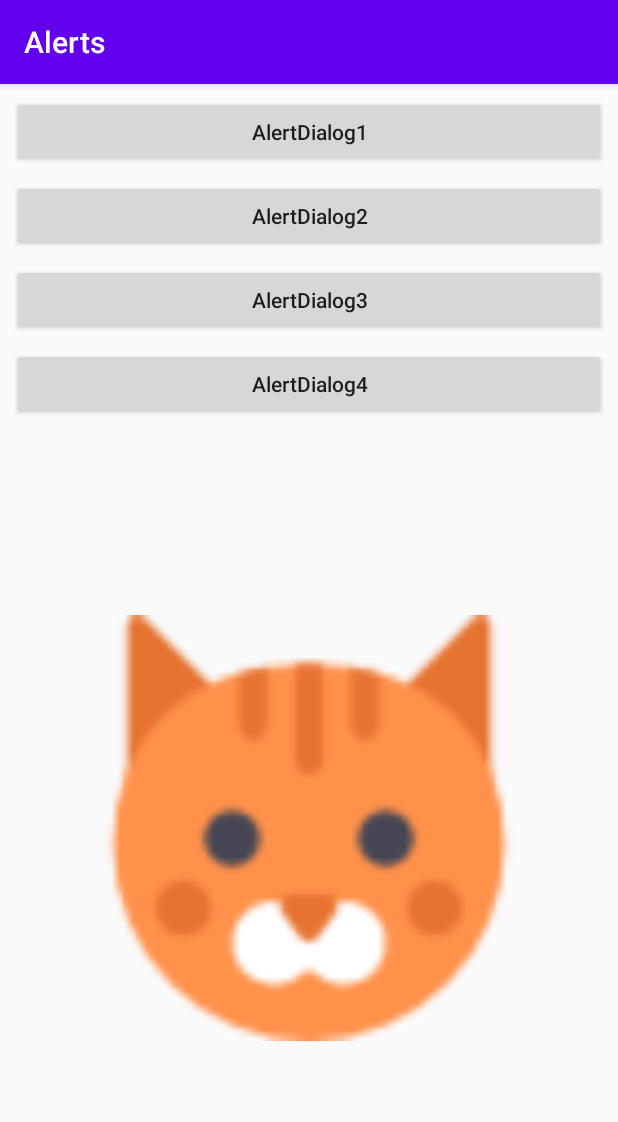
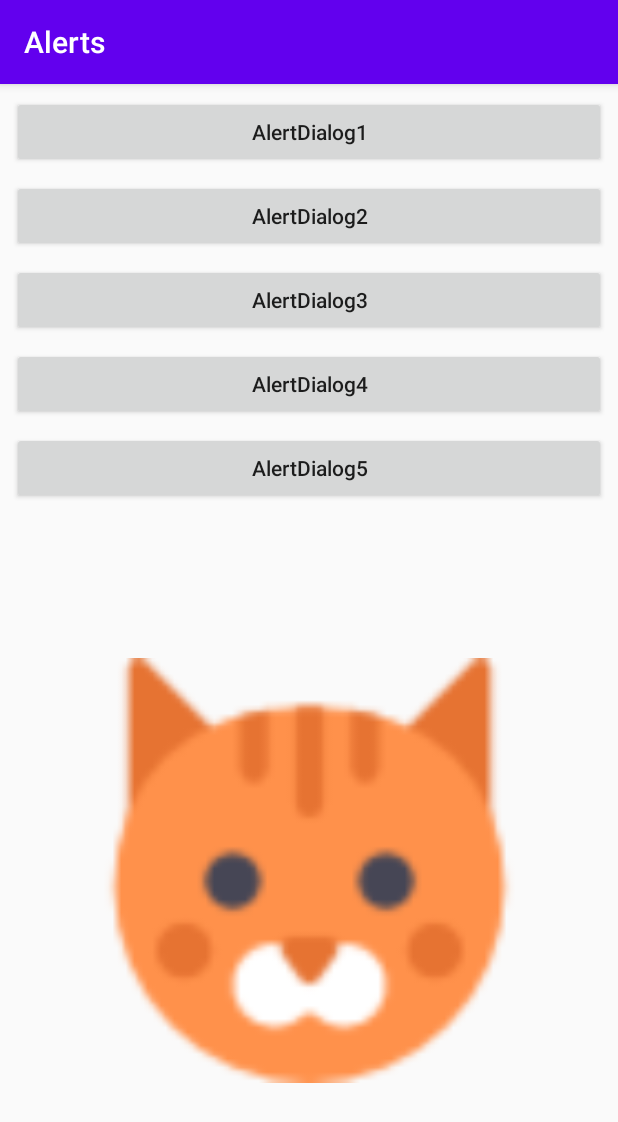
Before and after one commit to eastheat10/Python-homework, an Android app: the AlertsActivity screen opened directly, with no data from a screen before it, on a phone screen of 412 x 824 dp. Shown: the top 1122 px of the screen. Run offline under Robolectric (Android 15) with nearby library versions, the phone set to English and light mode, and no system bars.

Commit message:
모바일프로그래밍 과제01

```diff
--- a/app/src/main/java/net/skhu/SpinnersActivity.java
+++ b/app/src/main/java/net/skhu/SpinnersActivity.java
@@ -18,7 +18,7 @@ public class SpinnersActivity extends AppCompatActivity {
         super.onCreate(savedInstanceState);
         setContentView(R.layout.activity_spinners);
 
-        final String[] stringArray = { "집주소", "직장주소", "기타" };
+        String[] stringArray = { "집주소", "직장주소", "기타" };
         ArrayAdapter<String> adapter =
                 new ArrayAdapter<String>(this, android.R.layout.simple_spinner_item, stringArray);
         adapter.setDropDownViewResource(android.R.layout.simple_spinner_dropdown_item);
--- a/app/src/main/res/layout/activity_alerts.xml
+++ b/app/src/main/res/layout/activity_alerts.xml
@@ -53,18 +53,18 @@
 
     <ImageView
         android:id="@+id/imageView1"
-        android:layout_width="0dp"
-        android:layout_height="0dp"
-        android:layout_marginStart="64dp"
-        android:layout_marginLeft="64dp"
+        android:layout_width="283dp"
+        android:layout_height="443dp"
+        android:layout_marginStart="32dp"
+        android:layout_marginLeft="32dp"
         android:layout_marginTop="32dp"
-        android:layout_marginEnd="64dp"
-        android:layout_marginRight="64dp"
+        android:layout_marginEnd="32dp"
+        android:layout_marginRight="32dp"
         android:layout_marginBottom="32dp"
         app:layout_constraintBottom_toBottomOf="parent"
         app:layout_constraintEnd_toEndOf="parent"
         app:layout_constraintStart_toStartOf="parent"
-        app:layout_constraintTop_toBottomOf="@+id/button4"
+        app:layout_constraintTop_toBottomOf="@+id/button5"
         app:srcCompat="@drawable/animal_cat_large" />
 
     <Button
@@ -81,4 +81,19 @@
         app:layout_constraintEnd_toEndOf="parent"
         app:layout_constraintStart_toStartOf="parent"
         app:layout_constraintTop_toBottomOf="@+id/button3" />
+
+    <Button
+        android:id="@+id/button5"
+        android:layout_width="0dp"
+        android:layout_height="wrap_content"
+        android:layout_marginStart="8dp"
+        android:layout_marginLeft="8dp"
+        android:layout_marginTop="8dp"
+        android:layout_marginEnd="8dp"
+        android:layout_marginRight="8dp"
+        android:onClick="button5_clicked"
+        android:text="AlertDialog5"
+        app:layout_constraintEnd_toEndOf="parent"
+        app:layout_constraintStart_toStartOf="parent"
+        app:layout_constraintTop_toBottomOf="@+id/button4" />
 </androidx.constraintlayout.widget.ConstraintLayout>
```
Also changed, not shown: app/src/main/java/net/skhu/AlertsActivity.java (+39 -0 lines).
